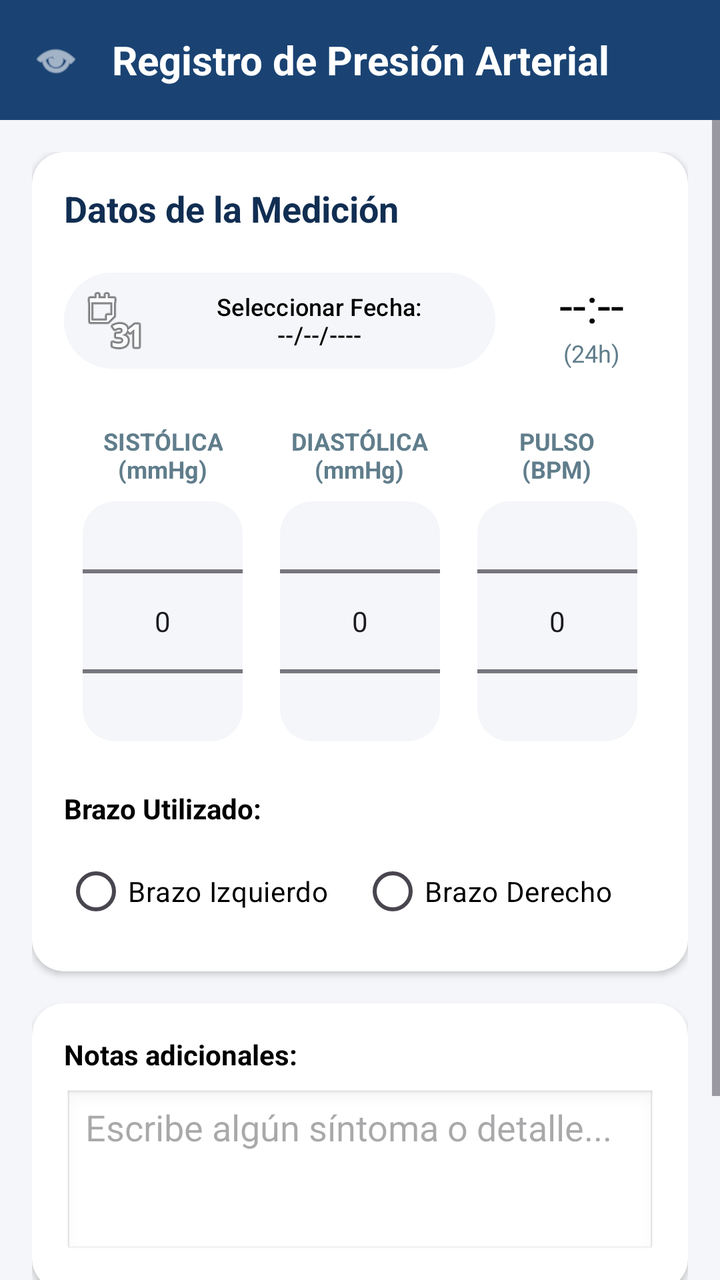
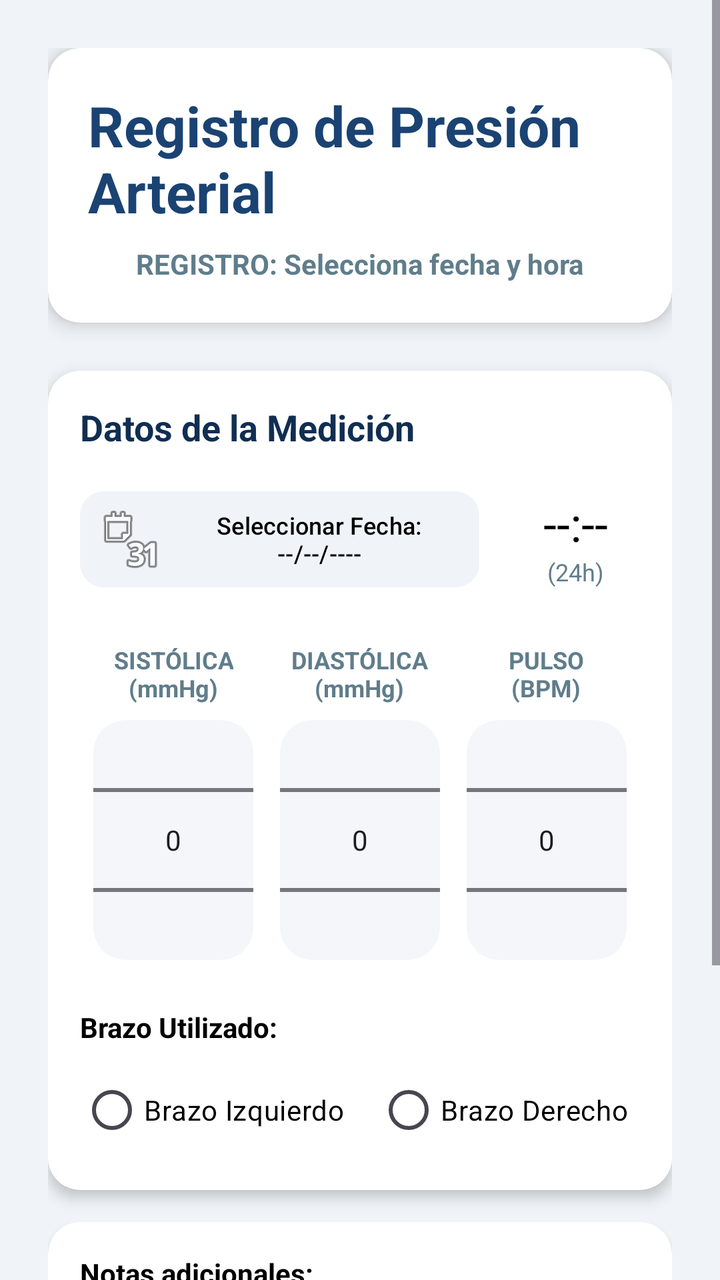

An Android layout rendered at two revisions. The XML below is the earlier revision; the diff shows what the commit changed to produce the second picture.
<!-- AndroidManifest.xml: application theme Theme.MiPrimeraApp -->
<!-- res/layout/activity_presion_arterial.xml -->
<?xml version="1.0" encoding="utf-8"?>
<androidx.constraintlayout.widget.ConstraintLayout
    xmlns:android="http://schemas.android.com/apk/res/android"
    xmlns:app="http://schemas.android.com/apk/res-auto"
    xmlns:tools="http://tools.android.com/tools"
    android:id="@+id/main"
    android:layout_width="match_parent"
    android:layout_height="match_parent"
    android:background="@color/peso_background"
    tools:context=".Presion_arterial">

    <LinearLayout
        android:id="@+id/topBar"
        android:layout_width="match_parent"
        android:layout_height="60dp"
        android:background="@color/peso_primary_blue"
        android:gravity="center_vertical"
        android:orientation="horizontal"
        android:paddingHorizontal="16dp"
        app:layout_constraintTop_toTopOf="parent">

        <ImageView
            android:layout_width="24dp"
            android:layout_height="24dp"
            android:src="@android:drawable/ic_menu_view"
            app:tint="@color/white" />

        <TextView
            android:layout_width="wrap_content"
            android:layout_height="wrap_content"
            android:layout_marginStart="16dp"
            android:text="Registro de Presión Arterial"
            android:textColor="@color/white"
            android:textSize="20sp"
            android:textStyle="bold" />
    </LinearLayout>

    <ScrollView
        android:layout_width="match_parent"
        android:layout_height="0dp"
        android:fillViewport="true"
        app:layout_constraintTop_toBottomOf="@id/topBar"
        app:layout_constraintBottom_toBottomOf="parent">

        <LinearLayout
            android:layout_width="match_parent"
            android:layout_height="wrap_content"
            android:orientation="vertical"
            android:padding="16dp">

            <androidx.cardview.widget.CardView
                android:layout_width="match_parent"
                android:layout_height="wrap_content"
                android:layout_marginBottom="16dp"
                app:cardBackgroundColor="@color/peso_card_bg"
                app:cardCornerRadius="16dp"
                app:cardElevation="2dp">

                <LinearLayout
                    android:layout_width="match_parent"
                    android:layout_height="wrap_content"
                    android:orientation="vertical"
                    android:padding="16dp">

                    <TextView
                        android:layout_width="wrap_content"
                        android:layout_height="wrap_content"
                        android:layout_marginBottom="16dp"
                        android:text="Datos de la Medición"
                        android:textColor="@color/peso_dark_blue"
                        android:textSize="18sp"
                        android:textStyle="bold" />

                    <LinearLayout
                        android:layout_width="match_parent"
                        android:layout_height="wrap_content"
                        android:baselineAligned="false"
                        android:orientation="horizontal"
                        android:layout_marginBottom="24dp">

                        <Button
                            android:id="@+id/btnFecha"
                            android:layout_width="0dp"
                            android:layout_height="wrap_content"
                            android:layout_marginEnd="8dp"
                            android:layout_weight="1"
                            android:backgroundTint="@color/peso_background"
                            android:textColor="@color/black"
                            android:textSize="12sp"
                            android:text="Seleccionar Fecha:\n--/--/----"
                            android:drawableLeft="@android:drawable/ic_menu_month"
                            android:textAllCaps="false"
                            android:gravity="center"
                            android:padding="8dp" />

                        <LinearLayout
                            android:id="@+id/btnHora"
                            android:layout_width="wrap_content"
                            android:layout_height="match_parent"
                            android:layout_marginStart="8dp"
                            android:gravity="center"
                            android:orientation="vertical"
                            android:paddingHorizontal="16dp"
                            android:clickable="true"
                            android:focusable="true">

                            <TextView
                                android:id="@+id/txtHora"
                                android:layout_width="wrap_content"
                                android:layout_height="wrap_content"
                                android:text="--:--"
                                android:textColor="@color/black"
                                android:textSize="24sp" />

                            <TextView
                                android:layout_width="wrap_content"
                                android:layout_height="wrap_content"
                                android:text="(24h)"
                                android:textColor="@color/peso_gray_text"
                                android:textSize="12sp" />
                        </LinearLayout>
                    </LinearLayout>

                    <LinearLayout
                        android:layout_width="match_parent"
                        android:layout_height="wrap_content"
                        android:layout_marginBottom="24dp"
                        android:baselineAligned="false"
                        android:orientation="horizontal"
                        android:weightSum="3">

                        <LinearLayout
                            android:layout_width="0dp"
                            android:layout_height="wrap_content"
                            android:layout_weight="1"
                            android:gravity="center"
                            android:orientation="vertical">

                            <TextView
                                android:layout_width="wrap_content"
                                android:layout_height="wrap_content"
                                android:layout_marginBottom="8dp"
                                android:gravity="center"
                                android:text="SISTÓLICA\n(mmHg)"
                                android:textColor="@color/peso_gray_text"
                                android:textSize="12sp"
                                android:textStyle="bold" />

                            <androidx.cardview.widget.CardView
                                android:layout_width="80dp"
                                android:layout_height="120dp"
                                app:cardBackgroundColor="@color/peso_background"
                                app:cardCornerRadius="16dp"
                                app:cardElevation="0dp">

                                <NumberPicker
                                    android:id="@+id/npSistolica"
                                    android:layout_width="match_parent"
                                    android:layout_height="match_parent"
                                    android:layout_gravity="center" />
                            </androidx.cardview.widget.CardView>
                        </LinearLayout>

                        <LinearLayout
                            android:layout_width="0dp"
                            android:layout_height="wrap_content"
                            android:layout_weight="1"
                            android:gravity="center"
                            android:orientation="vertical">

                            <TextView
                                android:layout_width="wrap_content"
                                android:layout_height="wrap_content"
                                android:layout_marginBottom="8dp"
                                android:gravity="center"
                                android:text="DIASTÓLICA\n(mmHg)"
                                android:textColor="@color/peso_gray_text"
                                android:textSize="12sp"
                                android:textStyle="bold" />

                            <androidx.cardview.widget.CardView
                                android:layout_width="80dp"
                                android:layout_height="120dp"
                                app:cardBackgroundColor="@color/peso_background"
                                app:cardCornerRadius="16dp"
                                app:cardElevation="0dp">

                                <NumberPicker
                                    android:id="@+id/npDiastolica"
                                    android:layout_width="match_parent"
                                    android:layout_height="match_parent"
                                    android:layout_gravity="center" />
                            </androidx.cardview.widget.CardView>
                        </LinearLayout>

                        <LinearLayout
                            android:layout_width="0dp"
                            android:layout_height="wrap_content"
                            android:layout_weight="1"
                            android:gravity="center"
                            android:orientation="vertical">

                            <TextView
                                android:layout_width="wrap_content"
                                android:layout_height="wrap_content"
                                android:layout_marginBottom="8dp"
                                android:gravity="center"
                                android:text="PULSO\n(BPM)"
                                android:textColor="@color/peso_gray_text"
                                android:textSize="12sp"
                                android:textStyle="bold" />

                            <androidx.cardview.widget.CardView
                                android:layout_width="80dp"
                                android:layout_height="120dp"
                                app:cardBackgroundColor="@color/peso_background"
                                app:cardCornerRadius="16dp"
                                app:cardElevation="0dp">

                                <NumberPicker
                                    android:id="@+id/npPulso"
                                    android:layout_width="match_parent"
                                    android:layout_height="match_parent"
                                    android:layout_gravity="center" />
                            </androidx.cardview.widget.CardView>
                        </LinearLayout>
                    </LinearLayout>

                    <TextView
                        android:layout_width="wrap_content"
                        android:layout_height="wrap_content"
                        android:text="Brazo Utilizado:"
                        android:textColor="@color/black"
                        android:textStyle="bold"
                        android:layout_marginBottom="8dp"/>

                    <RadioGroup
                        android:id="@+id/rgBrazo"
                        android:layout_width="match_parent"
                        android:layout_height="wrap_content"
                        android:orientation="horizontal">

                        <RadioButton
                            android:id="@+id/rbIzquierdo"
                            android:layout_width="wrap_content"
                            android:layout_height="wrap_content"
                            android:layout_marginEnd="16dp"
                            android:text="Brazo Izquierdo"
                            android:buttonTint="@color/peso_primary_blue"
                            android:textColor="@color/black"/>

                        <RadioButton
                            android:id="@+id/rbDerecho"
                            android:layout_width="wrap_content"
                            android:layout_height="wrap_content"
                            android:text="Brazo Derecho"
                            android:buttonTint="@color/peso_primary_blue"
                            android:textColor="@color/black"/>
                    </RadioGroup>

                </LinearLayout>
            </androidx.cardview.widget.CardView>

            <androidx.cardview.widget.CardView
                android:layout_width="match_parent"
                android:layout_height="wrap_content"
                android:layout_marginBottom="16dp"
                app:cardBackgroundColor="@color/peso_card_bg"
                app:cardCornerRadius="16dp"
                app:cardElevation="2dp">

                <LinearLayout
                    android:layout_width="match_parent"
                    android:layout_height="wrap_content"
                    android:orientation="vertical"
                    android:padding="16dp">

                    <TextView
                        android:layout_width="wrap_content"
                        android:layout_height="wrap_content"
                        android:layout_marginBottom="8dp"
                        android:text="Notas adicionales:"
                        android:textColor="@color/black"
                        android:textStyle="bold" />

                    <EditText
                        android:id="@+id/etNotas"
                        android:layout_width="match_parent"
                        android:layout_height="wrap_content"
                        android:hint="Escribe algún síntoma o detalle..."
                        android:inputType="textMultiLine"
                        android:minLines="3"
                        android:gravity="top|start"
                        android:textColor="@color/black"
                        android:background="@android:drawable/edit_text"/>
                </LinearLayout>
            </androidx.cardview.widget.CardView>

            <Button
                android:id="@+id/btnAnalizar"
                android:layout_width="match_parent"
                android:layout_height="56dp"
                android:layout_marginBottom="16dp"
                android:backgroundTint="@color/peso_save_green"
                android:text="ANALIZAR MEDICIÓN"
                android:textColor="@color/white"
                android:textSize="16sp"
                android:textStyle="bold" />

            <androidx.cardview.widget.CardView
                android:id="@+id/cardResumen"
                android:layout_width="match_parent"
                android:layout_height="wrap_content"
                android:layout_marginBottom="16dp"
                app:cardBackgroundColor="@color/peso_card_bg"
                app:cardCornerRadius="16dp"
                app:cardElevation="2dp"
                android:visibility="gone">

                <LinearLayout
                    android:layout_width="match_parent"
                    android:layout_height="wrap_content"
                    android:orientation="vertical"
                    android:padding="16dp">

                    <TextView
                        android:layout_width="wrap_content"
                        android:layout_height="wrap_content"
                        android:layout_marginBottom="16dp"
                        android:text="RESUMEN Y ANÁLISIS"
                        android:textColor="@color/peso_dark_blue"
                        android:textSize="16sp"
                        android:textStyle="bold" />

                    <LinearLayout
                        android:layout_width="match_parent"
                        android:layout_height="wrap_content"
                        android:orientation="horizontal"
                        android:layout_marginBottom="4dp">
                        <TextView
                            android:layout_width="wrap_content"
                            android:layout_height="wrap_content"
                            android:text="Fecha: "
                            android:textStyle="bold"
                            android:textColor="@color/black"/>
                        <TextView
                            android:id="@+id/txtResFecha"
                            android:layout_width="wrap_content"
                            android:layout_height="wrap_content"
                            android:textColor="@color/black"
                            android:text="--/--/----"/>
                    </LinearLayout>

                    <LinearLayout
                        android:layout_width="match_parent"
                        android:layout_height="wrap_content"
                        android:orientation="horizontal"
                        android:layout_marginBottom="8dp">
                        <TextView
                            android:layout_width="wrap_content"
                            android:layout_height="wrap_content"
                            android:text="Hora: "
                            android:textStyle="bold"
                            android:textColor="@color/black"/>
                        <TextView
                            android:id="@+id/txtResHora"
                            android:layout_width="wrap_content"
                            android:layout_height="wrap_content"
                            android:textColor="@color/black"
                            android:text="--:--"/>
                    </LinearLayout>

                    <LinearLayout
                        android:layout_width="match_parent"
                        android:layout_height="wrap_content"
                        android:orientation="horizontal"
                        android:baselineAligned="false">
                        <LinearLayout
                            android:layout_width="0dp"
                            android:layout_height="wrap_content"
                            android:layout_weight="1"
                            android:orientation="vertical">
                            <LinearLayout
                                android:layout_width="wrap_content"
                                android:layout_height="wrap_content"
                                android:orientation="horizontal">
                                <TextView
                                    android:layout_width="wrap_content"
                                    android:layout_height="wrap_content"
                                    android:text="Sistólica: "
                                    android:textStyle="bold"
                                    android:textColor="@color/black"/>
                                <TextView
                                    android:id="@+id/txtResSistolica"
                                    android:layout_width="wrap_content"
                                    android:layout_height="wrap_content"
                                    android:textColor="@color/black"
                                    android:text="-- mmHg"/>
                            </LinearLayout>
                            <LinearLayout
                                android:layout_width="wrap_content"
                                android:layout_height="wrap_content"
                                android:orientation="horizontal">
                                <TextView
                                    android:layout_width="wrap_content"
                                    android:layout_height="wrap_content"
                                    android:text="Diastólica: "
                                    android:textStyle="bold"
                                    android:textColor="@color/black"/>
                                <TextView
                                    android:id="@+id/txtResDiastolica"
                                    android:layout_width="wrap_content"
                                    android:layout_height="wrap_content"
                                    android:textColor="@color/black"
                                    android:text="-- mmHg"/>
                            </LinearLayout>
                        </LinearLayout>

                        <LinearLayout
                            android:layout_width="0dp"
                            android:layout_height="wrap_content"
                            android:layout_weight="1"
                            android:orientation="vertical">
                            <LinearLayout
                                android:layout_width="wrap_content"
                                android:layout_height="wrap_content"
                                android:orientation="horizontal">
                                <TextView
                                    android:layout_width="wrap_content"
                                    android:layout_height="wrap_content"
                                    android:text="Pulso: "
                                    android:textStyle="bold"
                                    android:textColor="@color/black"/>
                                <TextView
                                    android:id="@+id/txtResPulso"
                                    android:layout_width="wrap_content"
                                    android:layout_height="wrap_content"
                                    android:textColor="@color/black"
                                    android:text="-- BPM"/>
                            </LinearLayout>
                            <LinearLayout
                                android:layout_width="wrap_content"
                                android:layout_height="wrap_content"
                                android:orientation="horizontal">
                                <TextView
                                    android:layout_width="wrap_content"
                                    android:layout_height="wrap_content"
                                    android:text="Brazo: "
                                    android:textStyle="bold"
                                    android:textColor="@color/black"/>
                                <TextView
                                    android:id="@+id/txtResBrazo"
                                    android:layout_width="wrap_content"
                                    android:layout_height="wrap_content"
                                    android:textColor="@color/black"
                                    android:text="--"/>
                            </LinearLayout>
                        </LinearLayout>
                    </LinearLayout>

                    <LinearLayout
                        android:layout_width="match_parent"
                        android:layout_height="wrap_content"
                        android:layout_marginTop="16dp"
                        android:background="@color/peso_background"
                        android:padding="12dp"
                        android:gravity="center_vertical"
                        android:orientation="horizontal">

                        <TextView
                            android:layout_width="wrap_content"
                            android:layout_height="wrap_content"
                            android:text="CLASIFICACIÓN:"
                            android:textStyle="bold"
                            android:textColor="@color/black"
                            android:layout_marginEnd="8dp"/>

                        <TextView
                            android:id="@+id/txtResClasificacion"
                            android:layout_width="match_parent"
                            android:layout_height="wrap_content"
                            android:background="@color/peso_save_green"
                            android:paddingHorizontal="16dp"
                            android:paddingVertical="6dp"
                            android:text="NORMAL"
                            android:textColor="@color/white"
                            android:textStyle="bold"
                            android:gravity="center"
                            android:layout_gravity="center"/>
                    </LinearLayout>

                </LinearLayout>
            </androidx.cardview.widget.CardView>

        </LinearLayout>
    </ScrollView>

</androidx.constraintlayout.widget.ConstraintLayout>
<!-- resources referenced by this layout -->
<resources>
  <color name="black">#FF000000</color>
  <color name="peso_background">#F4F6F9</color>
  <color name="peso_card_bg">#FFFFFF</color>
  <color name="peso_dark_blue">#112E52</color>
  <color name="peso_gray_text">#607D8B</color>
  <color name="peso_primary_blue">#1A4373</color>
  <color name="peso_save_green">#2E7D32</color>
  <color name="white">#FFFFFFFF</color>
  <style name="Theme.MiPrimeraApp" parent="Base.Theme.MiPrimeraApp" />
  <style name="Base.Theme.MiPrimeraApp" parent="Theme.Material3.DayNight.NoActionBar">
          
          
       </style>
</resources>

<!-- the commit's change to res/layout/activity_presion_arterial.xml (unified diff, before → after) -->
@@ -6,47 +6,57 @@
     android:id="@+id/main"
     android:layout_width="match_parent"
     android:layout_height="match_parent"
-    android:background="@color/peso_background"
+    android:background="@color/ui_weight_background"
     tools:context=".Presion_arterial">
-
-    <LinearLayout
-        android:id="@+id/topBar"
-        android:layout_width="match_parent"
-        android:layout_height="60dp"
-        android:background="@color/peso_primary_blue"
-        android:gravity="center_vertical"
-        android:orientation="horizontal"
-        android:paddingHorizontal="16dp"
-        app:layout_constraintTop_toTopOf="parent">
-
-        <ImageView
-            android:layout_width="24dp"
-            android:layout_height="24dp"
-            android:src="@android:drawable/ic_menu_view"
-            app:tint="@color/white" />
-
-        <TextView
-            android:layout_width="wrap_content"
-            android:layout_height="wrap_content"
-            android:layout_marginStart="16dp"
-            android:text="Registro de Presión Arterial"
-            android:textColor="@color/white"
-            android:textSize="20sp"
-            android:textStyle="bold" />
-    </LinearLayout>
 
     <ScrollView
         android:layout_width="match_parent"
-        android:layout_height="0dp"
+        android:layout_height="match_parent"
         android:fillViewport="true"
-        app:layout_constraintTop_toBottomOf="@id/topBar"
+        android:clipToPadding="false"
+        app:layout_constraintTop_toTopOf="parent"
         app:layout_constraintBottom_toBottomOf="parent">
 
         <LinearLayout
             android:layout_width="match_parent"
             android:layout_height="wrap_content"
             android:orientation="vertical"
-            android:padding="16dp">
+            android:padding="24dp">
+
+            
+            <androidx.cardview.widget.CardView
+                android:layout_width="match_parent"
+                android:layout_height="wrap_content"
+                android:layout_marginBottom="24dp"
+                app:cardCornerRadius="16dp"
+                app:cardElevation="6dp"
+                app:cardBackgroundColor="@color/peso_card_bg">
+
+                <LinearLayout
+                    android:layout_width="match_parent"
+                    android:layout_height="wrap_content"
+                    android:orientation="vertical"
+                    android:padding="20dp"
+                    android:gravity="center">
+
+                    <TextView
+                        android:layout_width="wrap_content"
+                        android:layout_height="wrap_content"
+                        android:text="Registro de Presión Arterial"
+                        android:textColor="@color/peso_primary_blue"
+                        android:textSize="28sp"
+                        android:textStyle="bold"
+                        android:layout_marginBottom="8dp" />
+
+                    <TextView
+                        android:layout_width="wrap_content"
+                        android:layout_height="wrap_content"
+                        android:text="REGISTRO: Selecciona fecha y hora"
+                        android:textColor="@color/peso_gray_text"
+                        android:textSize="14sp"
+                        android:textStyle="bold" />
+                </LinearLayout>
+            </androidx.cardview.widget.CardView>
 
             <androidx.cardview.widget.CardView
                 android:layout_width="match_parent"
@@ -54,7 +64,7 @@
                 android:layout_marginBottom="16dp"
                 app:cardBackgroundColor="@color/peso_card_bg"
                 app:cardCornerRadius="16dp"
-                app:cardElevation="2dp">
+                app:cardElevation="4dp">
 
                 <LinearLayout
                     android:layout_width="match_parent"
@@ -81,17 +91,18 @@
                         <Button
                             android:id="@+id/btnFecha"
                             android:layout_width="0dp"
-                            android:layout_height="wrap_content"
+                            android:layout_height="56dp"
                             android:layout_marginEnd="8dp"
                             android:layout_weight="1"
-                            android:backgroundTint="@color/peso_background"
+                            android:backgroundTint="@color/ui_weight_background"
                             android:textColor="@color/black"
                             android:textSize="12sp"
                             android:text="Seleccionar Fecha:\n--/--/----"
                             android:drawableLeft="@android:drawable/ic_menu_month"
                             android:textAllCaps="false"
                             android:gravity="center"
-                            android:padding="8dp" />
+                            android:padding="8dp"
+                            app:cornerRadius="12dp" />
 
                         <LinearLayout
                             android:id="@+id/btnHora"
@@ -285,14 +296,14 @@
 
                     <EditText
                         android:id="@+id/etNotas"
+                        style="@style/EditTextRounded"
                         android:layout_width="match_parent"
                         android:layout_height="wrap_content"
                         android:hint="Escribe algún síntoma o detalle..."
                         android:inputType="textMultiLine"
                         android:minLines="3"
                         android:gravity="top|start"
-                        android:textColor="@color/black"
-                        android:background="@android:drawable/edit_text"/>
+                        android:textColor="@color/black" />
                 </LinearLayout>
             </androidx.cardview.widget.CardView>
 
@@ -305,7 +316,8 @@
                 android:text="ANALIZAR MEDICIÓN"
                 android:textColor="@color/white"
                 android:textSize="16sp"
-                android:textStyle="bold" />
+                android:textStyle="bold"
+                app:cornerRadius="12dp" />
 
             <androidx.cardview.widget.CardView
                 android:id="@+id/cardResumen"
<!-- resource entries referenced after the edit -->
@@ -7,8 +7,21 @@
   <color name="peso_gray_text">#607D8B</color>
   <color name="peso_primary_blue">#1A4373</color>
   <color name="peso_save_green">#2E7D32</color>
+  <color name="ui_weight_background">#F0F4F8</color>
   <color name="white">#FFFFFFFF</color>
+  <style name="EditTextRounded">
+          <item name="android:paddingLeft">17dp</item>
+          <item name="android:paddingRight">17dp</item>
+          <item name="android:background">@drawable/input_rounf</item>
+      </style>
   <style name="Theme.MiPrimeraApp" parent="Base.Theme.MiPrimeraApp" />
+  <!-- drawable input_rounf (drawable) -->
+  <?xml version="1.0" encoding="utf-8"?>
+  <shape xmlns:android="http://schemas.android.com/apk/res/android">
+      <solid android:color="#FFFFFF"/>
+      <stroke android:width="1dp" android:color="#D1D9E6"/>
+      <corners android:radius="12dp"/>
+  </shape>
   <style name="Base.Theme.MiPrimeraApp" parent="Theme.Material3.DayNight.NoActionBar">
           
           
